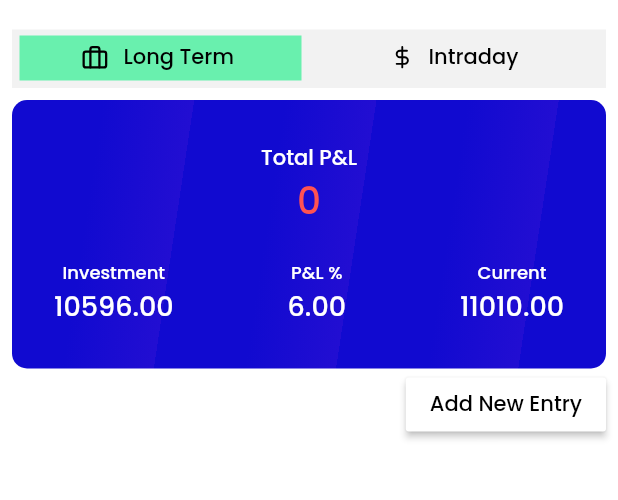
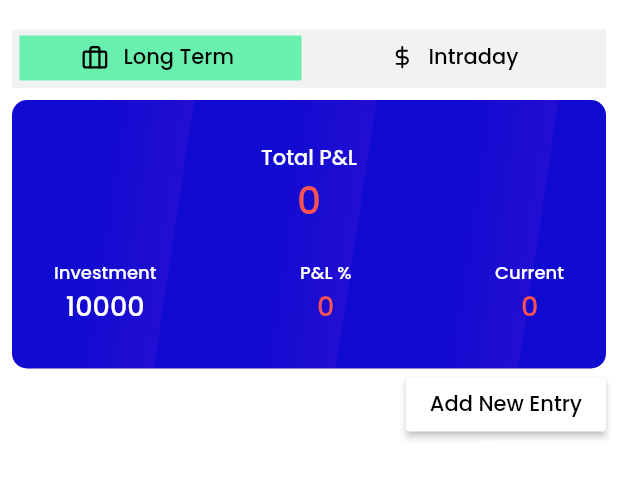
Before and after one commit to sudhy44/datablocksApp, a Flutter app: the screen it shows after launch, on a phone screen of 412 x 824 dp, the part 59-559 px from its top. Run offline on Flutter 3.47's test engine with Material 2 defaults, Android fonts, the phone set to English and light mode, and no system bars; our stand-ins replace flutter_feather_icons, reactive_forms, splashscreen; missing offline and left inert: dart:ffi; network calls fail.

Commit message:
long term card changes

```diff
--- a/lib/screens/longtermtitlecard.dart
+++ b/lib/screens/longtermtitlecard.dart
@@ -3,6 +3,7 @@ import 'package:flutter_application_1/screens/longTerm.dart';
 
 class LongTermTitleCard extends StatelessWidget {
   LongTermTitleCard(this.data);
+  var invest = 10000;
   var data;
   var fontcolor = Colors.white;
   @override
@@ -87,7 +88,7 @@ class LongTermTitleCard extends StatelessWidget {
                                 fontWeight: FontWeight.w500),
                           ),
                           Text(
-                            "10596.00",
+                            "$invest",
                             style: TextStyle(
                                 fontFamily: 'Poppins',
                                 color: Colors.white,
@@ -107,13 +108,30 @@ class LongTermTitleCard extends StatelessWidget {
                                 fontWeight: FontWeight.w500),
                           ),
                           Text(
-                            "6.00",
+                            (() {
+                              if (data.length > 0) {
+                                double sum = 0.0;
+                                data.forEach((index) {
+                                  sum = sum + index.plper;
+                                });
+                                if (sum > 0) {
+                                  fontcolor = Colors.greenAccent;
+                                } else {
+                                  fontcolor = Colors.redAccent;
+                                }
+
+                                return sum.toString();
+                              } else {
+                                fontcolor = Colors.redAccent;
+                                return '0';
+                              }
+                            }()),
                             style: TextStyle(
                                 fontFamily: 'Poppins',
-                                color: Colors.white,
+                                color: fontcolor,
                                 fontSize: 18.0,
                                 fontWeight: FontWeight.w500),
-                          )
+                          ),
                         ],
                       ),
                       Column(
@@ -127,13 +145,30 @@ class LongTermTitleCard extends StatelessWidget {
                                 fontWeight: FontWeight.w500),
                           ),
                           Text(
-                            "11010.00",
-                            style: TextStyle(
-                                fontFamily: 'Poppins',
-                                color: Colors.white,
-                                fontSize: 18.0,
-                                fontWeight: FontWeight.w500),
-                          )
+                      (() {
+                        if (data.length > 0) {
+                          double sum = double.parse(invest.toString());
+                          data.forEach((index) {
+                            sum = sum + index.pl;
+                          });
+                          if (sum > double.parse(invest.toString())) {
+                            fontcolor = Colors.greenAccent;
+                          } else {
+                            fontcolor = Colors.redAccent;
+                          }
+
+                          return sum.toString();
+                        } else {
+                          fontcolor = Colors.redAccent;
+                          return '0';
+                        }
+                      }()),
+                      style: TextStyle(
+                          fontFamily: 'Poppins',
+                          color: fontcolor,
+                          fontSize: 18.0,
+                          fontWeight: FontWeight.w500),
+                    ),
                         ],
                       ),
                     ],
```
